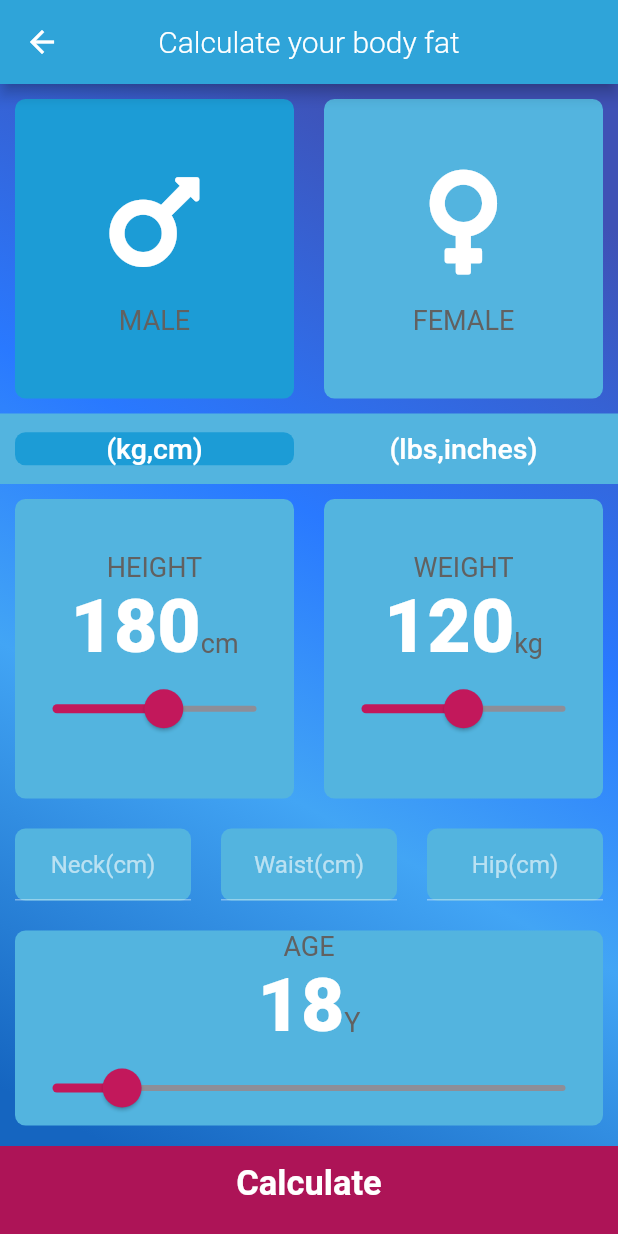
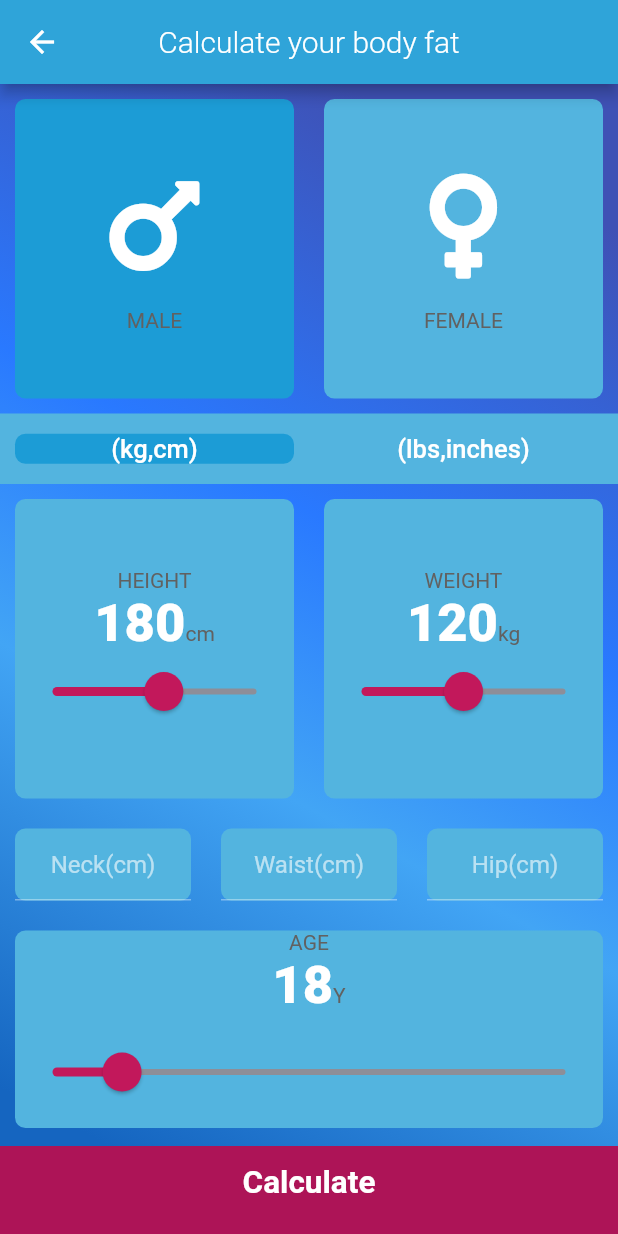
Before and after one commit to AnomDevgun/AppDev, a Flutter app: the BodyFat screen opened by its route, on a phone screen of 412 x 824 dp. Run offline on Flutter 3.47's test engine with Material 2 defaults, Android fonts, the phone set to English and light mode, and no system bars; our stand-ins replace audioplayers, font_awesome_flutter, rflutter_alert.

Commit message:
Added BodyFat Functionality,UI changes left for completion.

```diff
--- a/bmi-calculator/lib/constants.dart
+++ b/bmi-calculator/lib/constants.dart
@@ -18,28 +18,28 @@ double kMinWeight = kMinWeightMetric;
 double kMaxWeight = kMaxWeightMetric;
 
 const kLabelTextStyle = TextStyle(
-  fontSize: 18.0,
+  fontSize: 14.0,
   color: Color(0xFF616161),
 );
 
 const kNumberTextStyle = TextStyle(
-  fontSize: 50.0,
+  fontSize: 35.0,
   fontWeight: FontWeight.w900,
 );
 
 const kUnitTextStyle = TextStyle(
   fontWeight: FontWeight.w500,
-  fontSize: 19,
+  fontSize: 17,
 );
 
 const kLargeButtonStyle = TextStyle(
-  fontSize: 23,
+  fontSize: 21,
   fontWeight: FontWeight.bold,
 );
 
 const kTitleTextStyle = TextStyle(
   fontWeight: FontWeight.bold,
-  fontSize: 45.0,
+  fontSize: 42.0,
 );
 
 const kResultTextStyle = TextStyle(
--- a/bmi-calculator/lib/main.dart
+++ b/bmi-calculator/lib/main.dart
@@ -5,7 +5,6 @@ import 'package:flutter/material.dart';
 import 'screens/bmiinput_page.dart';
 import 'screens/landing_page.dart';
 import 'screens/bodyfat_page.dart';
-import 'package:bmi_calculator/screens/bodyfatresults_page.dart';
 
 void main() => runApp(BMICalculator());
 
@@ -25,7 +24,6 @@ class BMICalculator extends StatelessWidget {
         '/landingpage': (context) => LandingPage(),
         '/bmi': (context) => InputPage(),
         '/bodyfat': (context) => BodyFat(),
-        //'/bfatresult': (context) => BodyFatRes(),
       },
     );
   }
--- a/bmi-calculator/lib/screens/bodyfat_page.dart
+++ b/bmi-calculator/lib/screens/bodyfat_page.dart
@@ -339,7 +339,8 @@ class _BodyFatState extends State<BodyFat> {
                       ),
                     ],
                   ),
-                  ReusableCard(
+                  Expanded(
+                    child: ReusableCard(
                       colour: kInactiveCardColor,
                       cardChild: Column(
                         mainAxisAlignment: MainAxisAlignment.center,
@@ -363,10 +364,11 @@ class _BodyFatState extends State<BodyFat> {
                               ),
                             ],
                           ),
-                        SliderTheme(
+                          Expanded(
+                            child: SliderTheme(
                               data: SliderTheme.of(context).copyWith(
-                            thumbShape:
-                                RoundSliderThumbShape(enabledThumbRadius: 13.0),
+                                thumbShape: RoundSliderThumbShape(
+                                    enabledThumbRadius: 13.0),
                                 overlayShape:
                                     RoundSliderOverlayShape(overlayRadius: 25),
                               ),
@@ -383,7 +385,9 @@ class _BodyFatState extends State<BodyFat> {
                                 },
                               ),
                             ),
+                          ),
                         ],
+                      ),
                     ),
                   ),
                 ],
```
Also changed, not shown: bmi-calculator/lib/bfat_brain.dart (+5 -2 lines). Lines whose indentation alone changed are shown as unchanged.
